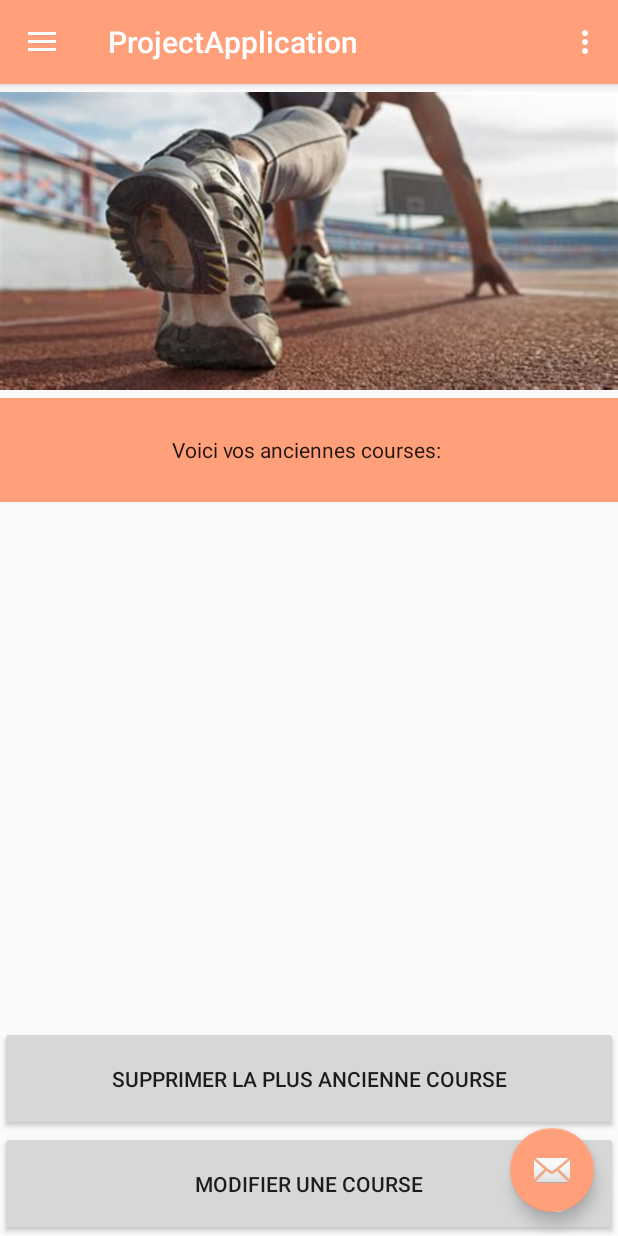
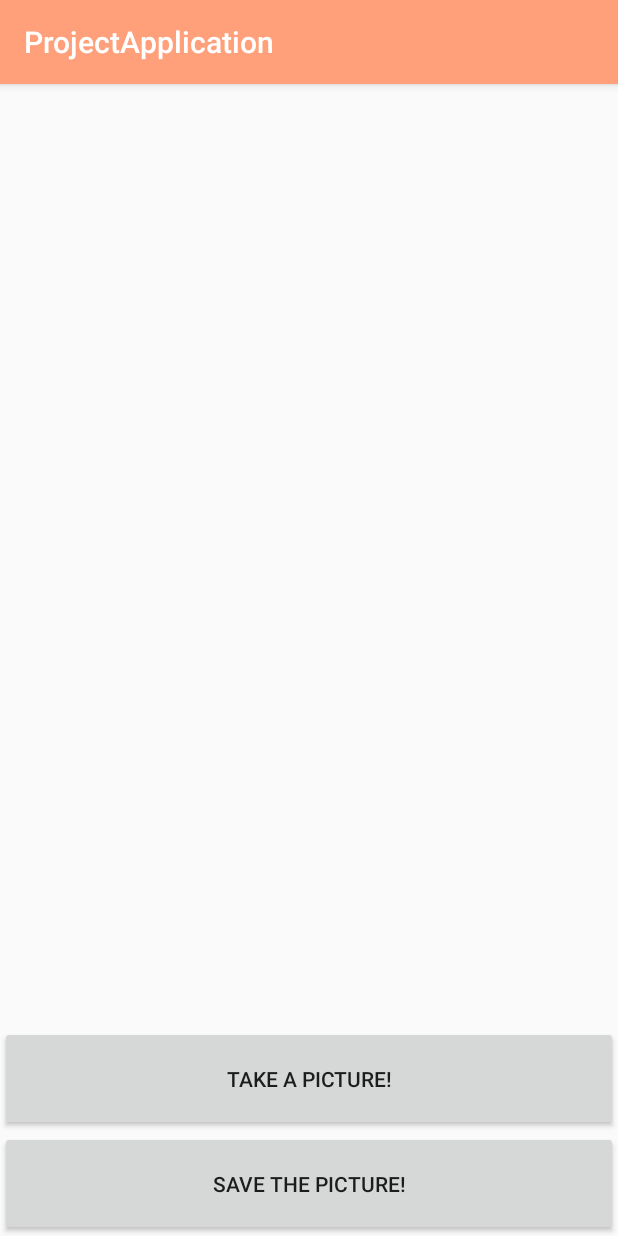
Before and after one commit to NoemieLG/AndroidPorject, an Android app: the screen it shows after launch (MainActivity before the commit, PhotoActivity after it), in the side drawer, after a tap on "Prendre une photo", on a phone screen of 412 x 824 dp. Run offline under Robolectric (Android 15) with nearby library versions, the light colour scheme and no system bars.

Commit message:
Appareil photo et Affichage des 5 dernières courses de la sqlite database.

```diff
--- a/app/src/main/java/com/example/noemie/projectapplication/CourseTable.java
+++ b/app/src/main/java/com/example/noemie/projectapplication/CourseTable.java
@@ -1,4 +1,6 @@
 package com.example.noemie.projectapplication;
+
+import android.graphics.Bitmap;
 
 /**
  * Created by Noemie on 30/03/2018.
@@ -7,7 +9,7 @@ package com.example.noemie.projectapplication;
 public class CourseTable {
     private long id;
     private String nom;
-    private String  date;
+    private String date;
     private String lat;
     private String lon;
     private String time;
--- a/app/src/main/java/com/example/noemie/projectapplication/DataBase.java
+++ b/app/src/main/java/com/example/noemie/projectapplication/DataBase.java
@@ -3,6 +3,7 @@ package com.example.noemie.projectapplication;
 import android.content.Context;
 import android.database.sqlite.SQLiteDatabase;
 import android.database.sqlite.SQLiteOpenHelper;
+import android.graphics.Bitmap;
 import android.util.Log;
 
 import java.sql.Time;
@@ -32,7 +33,7 @@ public class DataBase extends SQLiteOpenHelper {
             + " text not null, " + COL_LONGITUDE
             + " text not null, " + COL_TEMPS
             + " text not null, "+ COL_COM
-            + " text not null); ";
+            + " text not null);";
 
     public DataBase(Context context) {
         super(context, DATABASE_NAME, null, DATABASE_VERSION);
--- a/app/src/main/java/com/example/noemie/projectapplication/MainActivity.java
+++ b/app/src/main/java/com/example/noemie/projectapplication/MainActivity.java
@@ -32,9 +32,7 @@ MainActivity extends AppCompatActivity
     public static ListView listView;
     public static ArrayAdapter<CourseTable> adapter;
     Button delete;
-    Button modif;
 
-    //MapsActivity course;
 
     @Override
     protected void onCreate(Bundle savedInstanceState) {
@@ -65,22 +63,22 @@ MainActivity extends AppCompatActivity
         dataBdd = new SportDataSource(this);
 
         listView = findViewById(R.id.list);
-        /*listView.setOnItemClickListener(new AdapterView.OnItemClickListener() {
+        listView.setOnItemClickListener(new AdapterView.OnItemClickListener() {
             @Override
             public void onItemClick(AdapterView<?> adapterView, View view, int position, long id) {
-                    long itemID = (long) listView.getItemAtPosition(position);
+                    //long itemID = (long) listView.getItemAtPosition(position);
+                modifyCourse();
             }
-        });*/
+        });
         dataBdd.open();
 
-        List<CourseTable> values = dataBdd.getAllComments();
+        List<CourseTable> values = dataBdd.getFiveCourses();
 
         // utilisez SimpleCursorAdapter pour afficher les éléments dans une ListView
         adapter = new ArrayAdapter<CourseTable>(this, android.R.layout.simple_list_item_1, values);
         listView.setAdapter(adapter);
 
         delete = findViewById(R.id.button_delete);
-        modif = findViewById(R.id.button_modif);
         delete.setOnClickListener(new View.OnClickListener() {
             @Override
             public void onClick(View view) {
@@ -105,13 +103,9 @@ MainActivity extends AppCompatActivity
         }*/
     }
 
-    public void myClickHandler(View view) {
-        switch (view.getId()) {
-            case R.id.button_modif:
-                Intent intent = new Intent(this, UpdateActivity.class);
-                startActivity(intent);
-                break;
-        }
+    public void modifyCourse(){
+        Intent intent = new Intent(this, UpdateActivity.class);
+        startActivity(intent);
     }
 
     public void deleteOldestCourse(ListView listView){
@@ -175,7 +169,8 @@ MainActivity extends AppCompatActivity
         int id = item.getItemId();
 
         if (id == R.id.nav_camera) {
-            // Handle the camera action
+            Intent intent = new Intent(this, PhotoActivity.class);
+            startActivity(intent);
         } else if (id == R.id.nav_gallery) {
 
         } else if (id == R.id.add_match) {
--- /dev/null
+++ b/app/src/main/java/com/example/noemie/projectapplication/PhotoActivity.java
@@ -0,0 +1,64 @@
+package com.example.noemie.projectapplication;
+
+import android.content.Intent;
+import android.graphics.Bitmap;
+import android.net.Uri;
+import android.os.Environment;
+import android.provider.MediaStore;
+import android.support.v4.content.FileProvider;
+import android.support.v7.app.AppCompatActivity;
+import android.os.Bundle;
+import android.view.View;
+import android.widget.Button;
+import android.widget.ImageView;
+
+import java.io.File;
+import java.io.IOException;
+import java.text.SimpleDateFormat;
+import java.util.Date;
+
+public class PhotoActivity extends AppCompatActivity {
+
+    public static Bitmap bitmap;
+    Button pictureButton;
+    Button save;
+    ImageView imageView;
+    File file;
+
+    /*To save pictures in a file*/
+    String mCurrentPhotoPath;
+    static final int REQUEST_TAKE_PHOTO = 1;
+
+    @Override
+    protected void onCreate(Bundle savedInstanceState) {
+        super.onCreate(savedInstanceState);
+        setContentView(R.layout.activity_photo);
+
+        pictureButton = findViewById(R.id.button);
+        imageView = findViewById(R.id.imageview);
+        save = findViewById(R.id.button_save);
+
+        pictureButton.setOnClickListener(new View.OnClickListener(){
+            public void onClick (View v){
+                Intent intent = new Intent(MediaStore.ACTION_IMAGE_CAPTURE);
+                startActivityForResult(intent, 0);
+            }
+        });
+
+        save.setOnClickListener(new View.OnClickListener(){
+            public void onClick (View v){
+                Intent intent = new Intent(PhotoActivity.this, MainActivity.class);
+
+                startActivityForResult(intent, 0);
+            }
+        });
+    }
+
+    @Override
+    protected void onActivityResult(int requestCode, int resultCode, Intent data) {
+        super.onActivityResult(requestCode, resultCode, data);
+        bitmap = (Bitmap) data.getExtras().get("data");
+        imageView.setImageBitmap(bitmap);
+
+    }
+}
--- a/app/src/main/java/com/example/noemie/projectapplication/SportDataSource.java
+++ b/app/src/main/java/com/example/noemie/projectapplication/SportDataSource.java
@@ -5,6 +5,7 @@ import android.content.Context;
 import android.database.Cursor;
 import android.database.SQLException;
 import android.database.sqlite.SQLiteDatabase;
+import android.graphics.Bitmap;
 import android.provider.ContactsContract;
 
 import java.util.ArrayList;
@@ -19,7 +20,7 @@ public class SportDataSource {
     private DataBase myDB;
     private SQLiteDatabase database;
     private String[] allColumns = { DataBase.COL_ID, DataBase.COL_NOM, DataBase.COL_DATE,
-            DataBase.COL_LATITUDE, DataBase.COL_LONGITUDE, DataBase.COL_TEMPS, DataBase.COL_COM };
+            DataBase.COL_LATITUDE, DataBase.COL_LONGITUDE, DataBase.COL_TEMPS, DataBase.COL_COM};
 
 
     public SportDataSource(Context context) {
@@ -35,6 +36,7 @@ public class SportDataSource {
     }
 
     public CourseTable createCourse(String name, String date, String latitude, String longitude, String tps, String com) {
+
         ContentValues values = new ContentValues();
         values.put(DataBase.COL_NOM, name);
         values.put(DataBase.COL_DATE, date);
@@ -47,13 +49,6 @@ public class SportDataSource {
                 null, null, null, null);
         cursor.moveToFirst();
         CourseTable newCourse = cursorToCourse(cursor);
-        /*newCourse.setId(cursor.getLong(cursor.getColumnIndex(DataBase.COL_ID)));
-        newCourse.setNom(cursor.getString(cursor.getColumnIndex(DataBase.COL_NOM)));
-        newCourse.setDate(cursor.getString(cursor.getColumnIndex(DataBase.COL_DATE)));
-        newCourse.setLat(cursor.getString(cursor.getColumnIndex(DataBase.COL_LATITUDE)));
-        newCourse.setLon(cursor.getString(cursor.getColumnIndex(DataBase.COL_LONGITUDE)));
-        newCourse.setTemps(cursor.getString(cursor.getColumnIndex(DataBase.COL_TEMPS)));
-        newCourse.setCom(cursor.getString(cursor.getColumnIndex(DataBase.COL_COM)));*/
         cursor.close();
         return newCourse;
     }
@@ -82,6 +77,33 @@ public class SportDataSource {
         return courses;
     }
 
+    public List<CourseTable> getFiveCourses(){
+        List<CourseTable> courses = new ArrayList<>();
+        List<CourseTable> fivecourses = new ArrayList<>();
+
+        Cursor cursor = database.query(DataBase.TABLE_COURSE,
+                allColumns, null, null, null, null, null);
+
+        cursor.moveToFirst();
+        while (!cursor.isAfterLast()) {
+            CourseTable course = cursorToCourse(cursor);
+            courses.add(course);
+            cursor.moveToNext();
+        }
+        // assurez-vous de la fermeture du curseur
+        cursor.close();
+        if(courses.size() > 5){
+            fivecourses.add(courses.get((courses.size()-1)));
+            fivecourses.add(courses.get((courses.size()-2)));
+            fivecourses.add(courses.get((courses.size()-3)));
+            fivecourses.add(courses.get((courses.size()-4)));
+            fivecourses.add(courses.get((courses.size()-5)));
+            return fivecourses;
+        } else {
+            return courses;
+        }
+    }
+
     private CourseTable cursorToCourse(Cursor cursor) {
         CourseTable course = new CourseTable();
         course.setId(cursor.getLong(cursor.getColumnIndex(DataBase.COL_ID)));
--- /dev/null
+++ b/app/src/main/res/layout/activity_photo.xml
@@ -0,0 +1,35 @@
+<?xml version="1.0" encoding="utf-8"?>
+<android.support.constraint.ConstraintLayout xmlns:android="http://schemas.android.com/apk/res/android"
+    xmlns:app="http://schemas.android.com/apk/res-auto"
+    xmlns:tools="http://schemas.android.com/tools"
+    android:layout_width="match_parent"
+    android:layout_height="match_parent"
+    tools:context="com.example.noemie.projectapplication.PhotoActivity">
+
+    <LinearLayout
+        android:layout_width="match_parent"
+        android:layout_height="match_parent"
+        android:orientation="vertical">
+
+        <ImageView
+            android:id="@+id/imageview"
+            android:layout_width="match_parent"
+            android:layout_height="0dp"
+            android:layout_weight="9" />
+
+        <Button
+            android:id="@+id/button"
+            android:layout_width="match_parent"
+            android:layout_height="0dp"
+            android:layout_weight="1"
+            android:text="Take a picture!" />
+
+        <Button
+            android:id="@+id/button_save"
+            android:layout_width="match_parent"
+            android:layout_height="0dp"
+            android:layout_weight="1"
+            android:text="Save the picture!" />
+    </LinearLayout>
+
+</android.support.constraint.ConstraintLayout>
--- a/app/src/main/res/layout/content_main.xml
+++ b/app/src/main/res/layout/content_main.xml
@@ -26,7 +26,8 @@
             android:layout_weight="1"
             android:background="@color/colorPrimary"
             android:gravity="center"
-            android:text="Voici vos anciennes courses: "
+            android:text="Voici vos anciennes courses, pour modifier cliquer sur la course et rentrer son id"
+            android:textColor="@android:color/white"
             android:textAppearance="@style/TextAppearance.AppCompat.Body1" />
 
         <ListView
@@ -41,13 +42,6 @@
             android:layout_height="0dp"
             android:layout_weight="1"
             android:text="Supprimer la plus ancienne course" />
-        <Button
-            android:id="@+id/button_modif"
-            android:layout_width="match_parent"
-            android:layout_height="0dp"
-            android:layout_weight="1"
-            android:onClick="myClickHandler"
-            android:text="Modifier une course" />
 
     </LinearLayout>
 
--- /dev/null
+++ b/app/src/main/res/xml/file_paths.xml
@@ -0,0 +1,6 @@
+<?xml version="1.0" encoding="utf-8"?>
+<PreferenceScreen xmlns:android="http://schemas.android.com/apk/res/android">
+    <paths xmlns:android="http://schemas.android.com/apk/res/android">
+        <external-path name="my_images" path="Android/data/com.example.package.name/files/Pictures" />
+    </paths>
+</PreferenceScreen>
```
Also changed, not shown: app/src/main/AndroidManifest.xml (+18 -1 lines).
